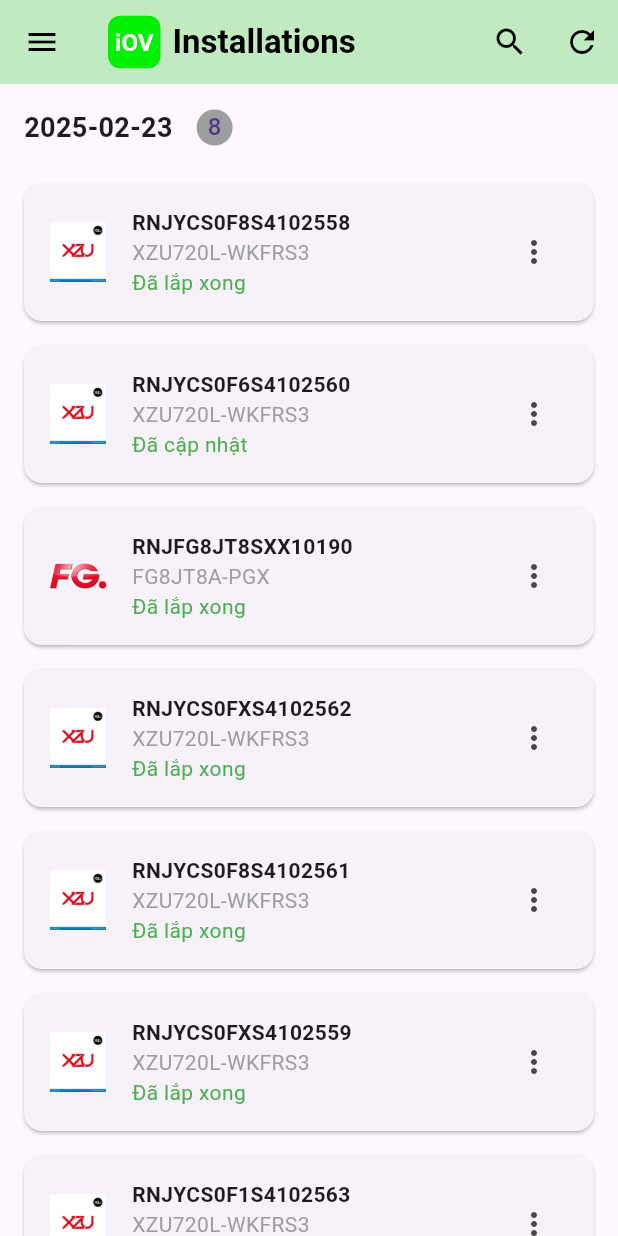
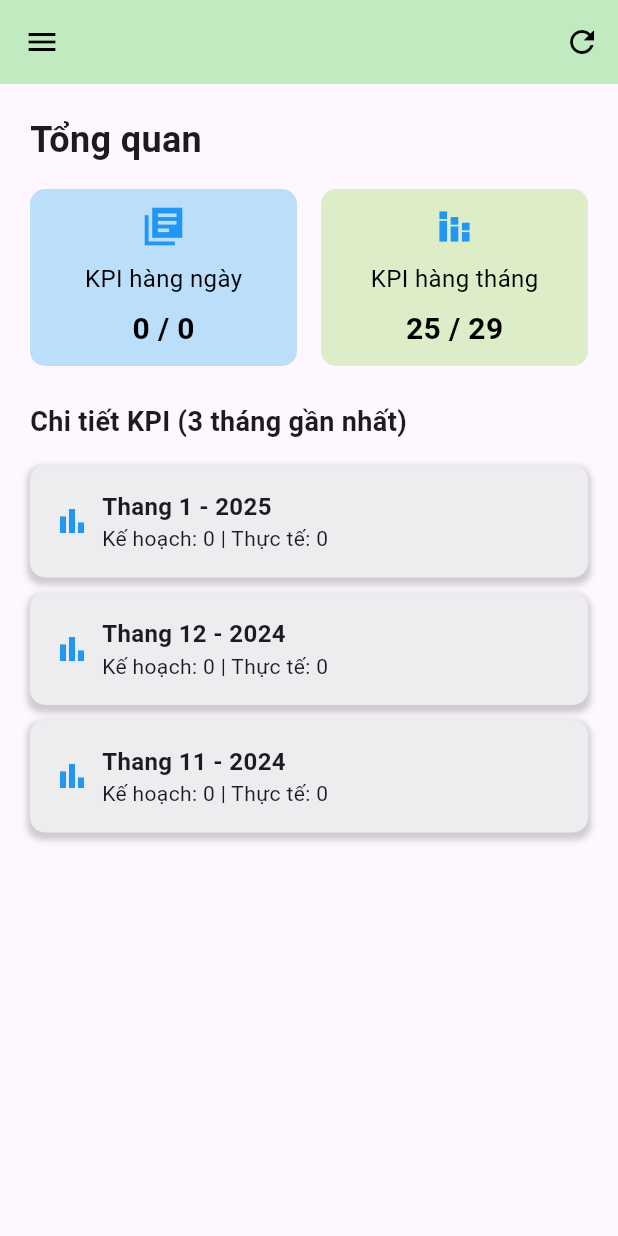
Before and after one commit to minhnion/iOV_app, a Flutter app: the screen it shows after launch, on a phone screen of 412 x 824 dp. Run offline on Flutter 3.47's test engine with Material 3 defaults, Android fonts, the phone set to English and light mode, and no system bars.

Commit message:
kpi_screen

```diff
--- a/lib/main.dart
+++ b/lib/main.dart
@@ -1,6 +1,7 @@
 import 'package:flutter/material.dart';
 import 'package:flutter_localizations/flutter_localizations.dart';
 import 'package:iov_app/screens/installation_screen/installation_screen.dart';
+import 'package:iov_app/screens/kpi_screen/kpi_screen.dart';
 import 'package:iov_app/screens/login_screen/login_screen.dart';
 
 void main() {
@@ -10,7 +11,6 @@ void main() {
 class MyApp extends StatelessWidget {
   const MyApp({super.key});
 
-  // This widget is the root of your application.
   @override
   Widget build(BuildContext context) {
     return const MaterialApp(
@@ -23,9 +23,10 @@ class MyApp extends StatelessWidget {
       ],
       supportedLocales: [
         Locale('vi', 'VN'), // Tiếng Việt
+        Locale('en', 'US'), // English
       ],
-      locale: Locale('vi', 'VN'), // Mặc định là tiếng Việt
-      home: InstallationsScreen(),
+      locale: Locale('vi', 'VN'),
+      home: KpiScreen(),
     );
   }
 }
--- /dev/null
+++ b/lib/screens/kpi_screen/kpi_screen.dart
@@ -0,0 +1,106 @@
+import 'package:flutter/material.dart';
+import 'package:iov_app/widgets/kpi_card/kpi_per_month_card.dart';
+import 'package:iov_app/widgets/menu_tab/menu_tab.dart';
+
+import '../../widgets/kpi_card/kpi_general_card.dart';
+
+class KpiScreen extends StatefulWidget {
+  const KpiScreen({super.key});
+
+  @override
+  State<KpiScreen> createState() => _KpiScreenState();
+}
+
+class _KpiScreenState extends State<KpiScreen> {
+
+  // Dữ liệu mẫu cho danh sách cài đặt
+  List<Map<String, String>> kpisPerMonth = [
+    {
+      'time': 'Thang 1 - 2025',
+      'planned': '0',
+      'actual': '0',
+    },
+    {
+      'time': 'Thang 12 - 2024',
+      'planned': '0',
+      'actual': '0',
+    },
+    {
+      'time': 'Thang 11 - 2024',
+      'planned': '0',
+      'actual': '0',
+    },
+  ];
+
+  @override
+  Widget build(BuildContext context) {
+    return Scaffold(
+      appBar: AppBar(
+        backgroundColor: const Color.fromRGBO(193, 234, 193, 100),
+        leading: Builder(
+          builder: (context) => IconButton(
+            icon: const Icon(Icons.menu, color: Colors.black),
+            onPressed: () => Scaffold.of(context).openDrawer(),
+          ),
+        ),
+        actions: [
+          IconButton(
+            icon: const Icon(Icons.refresh, color: Colors.black),
+            onPressed: () {},
+          ),
+        ],
+      ),
+      drawer: const MenuTab(selectedMenu: "Kpi"),
+      body: Padding(
+        padding: const EdgeInsets.all(20.0),
+        child: Column(
+          crossAxisAlignment: CrossAxisAlignment.start,
+          children: [
+            const Text(
+              "Tổng quan",
+              style: TextStyle(
+                fontSize: 24,
+                fontWeight: FontWeight.bold,
+              ),
+            ),
+            const SizedBox(height: 16),
+            Row(
+              children: [
+                Expanded(
+                  child: KpiGeneralCard(
+                    title: "KPI hàng ngày",
+                    value: "0 / 0",
+                    icon: Icons.library_books_sharp,
+                    color: Colors.blue.shade100,
+                    iconColor: Colors.blue,
+                  ),
+                ),
+                const SizedBox(width: 16),
+                Expanded(
+                  child: KpiGeneralCard(
+                    title: "KPI hàng tháng",
+                    value: "25 / 29",
+                    icon: Icons.stacked_bar_chart_outlined,
+                    color: Colors.lightGreen.shade100,
+                    iconColor: Colors.blue,
+                  ),
+                ),
+              ],
+            ),
+            const SizedBox(height: 24),
+            const Text(
+              "Chi tiết KPI (3 tháng gần nhất)",
+              style: TextStyle(
+                fontSize: 18,
+                fontWeight: FontWeight.bold,
+              ),
+            ),
+            const SizedBox(height: 16),
+            ...kpisPerMonth.map((item) => KpiPerMonthCard(item: item,))
+          ],
+        ),
+      ),
+    );
+  }
+
+}
--- /dev/null
+++ b/lib/widgets/kpi_card/kpi_general_card.dart
@@ -0,0 +1,54 @@
+import 'package:flutter/material.dart';
+
+class KpiGeneralCard extends StatelessWidget {
+  final String title;
+  final String value;
+  final IconData icon;
+  final Color color;
+  final Color iconColor;
+
+  const KpiGeneralCard({
+    super.key,
+    required this.title,
+    required this.value,
+    required this.icon,
+    required this.color,
+    required this.iconColor,
+  });
+
+  @override
+  Widget build(BuildContext context) {
+    return Container(
+      decoration: BoxDecoration(
+        color: color,
+        borderRadius: BorderRadius.circular(10),
+      ),
+      padding: const EdgeInsets.all(10),
+      child: Center(
+        child: Column(
+          mainAxisAlignment: MainAxisAlignment.center,
+          children: [
+            Icon(icon, color: iconColor, size: 30),
+            const SizedBox(height: 8),
+            Text(
+              title,
+              style: const TextStyle(
+                fontSize: 16,
+                color: Colors.black,
+              ),
+            ),
+            const SizedBox(height: 8),
+            Text(
+              value,
+              style: const TextStyle(
+                fontSize: 20,
+                fontWeight: FontWeight.bold,
+                color: Colors.black,
+              ),
+            ),
+          ],
+        ),
+      ),
+    );
+  }
+}
--- /dev/null
+++ b/lib/widgets/kpi_card/kpi_per_month_card.dart
@@ -0,0 +1,53 @@
+import 'package:flutter/material.dart';
+
+class KpiPerMonthCard extends StatelessWidget {
+  final Map<String, String> item;
+
+  const KpiPerMonthCard({
+    super.key,
+    required this.item,
+  });
+
+  @override
+  Widget build(BuildContext context) {
+    return Padding(
+      padding: const EdgeInsets.fromLTRB(0,0,0,10),
+      child: Container(
+        decoration: BoxDecoration(
+          color:  const Color.fromRGBO(237, 237, 240, 100),
+          borderRadius: BorderRadius.circular(10),
+          boxShadow: [
+            BoxShadow(
+              color: Colors.grey.withOpacity(0.5), // Màu của bóng
+              spreadRadius: 2, // Độ lan tỏa của bóng
+              blurRadius: 3, // Độ mờ của bóng
+              offset: const Offset(0, 3), // Vị trí bóng (x, y)
+            ),
+          ],
+        ),
+        padding: const EdgeInsets.all(16),
+        child: Row(
+          children: [
+            const Icon(Icons.bar_chart, color: Colors.blue,),
+            const SizedBox(width: 8),
+            Expanded(
+              child: Column(
+                crossAxisAlignment: CrossAxisAlignment.start,
+                children: [
+                  Text(
+                    item["time"]!,
+                    style: const TextStyle(
+                      fontSize: 16,
+                      fontWeight: FontWeight.bold,
+                    ),
+                  ),
+                  Text("Kế hoạch: ${item["planned"]!} | Thực tế: ${item["actual"]!}"),
+                ],
+              ),
+            ),
+          ],
+        ),
+      ),
+    );
+  }
+}
```
